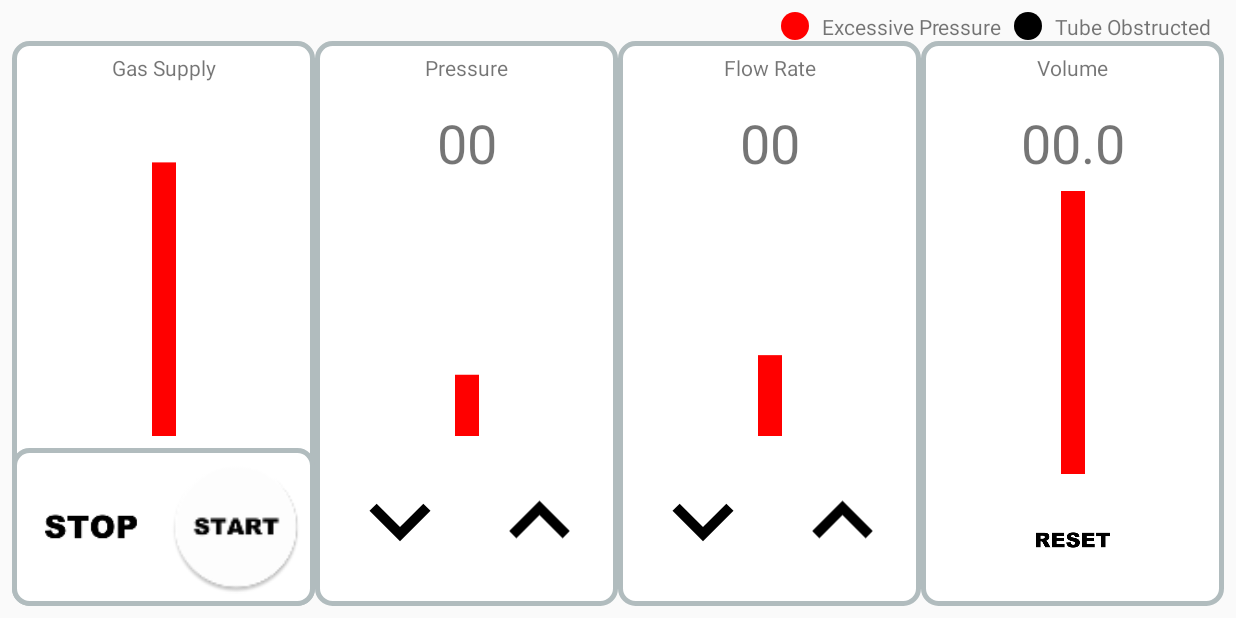
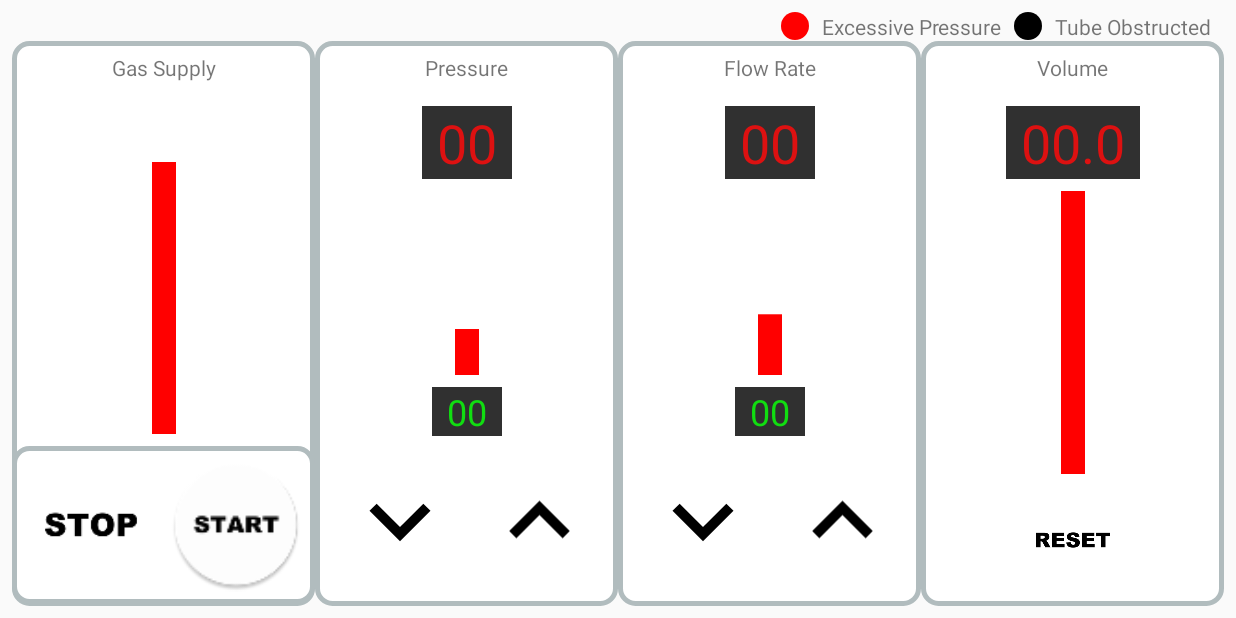
Before and after one commit to petertbdtu/gr09.8-Simulator-til-kirurgisk-traening, an Android app: the ElevInsufflatorActivity screen opened directly, with no data from a screen before it, on a phone screen of 824 x 412 dp (held sideways). Run offline under Robolectric (Android 15) with nearby library versions, the phone set to English and light mode, and no system bars.

Commit message:
Tilføj målværdifelter og lidt farve til insufflator layout
Signed-off-by: petertbdtu <s175210@student.dtu.dk>

```diff
--- a/app/src/main/java/gruppe98/dtu/dk/gr098_simulatortilkirurgisktraening/ElevInsufflatorActivity.java
+++ b/app/src/main/java/gruppe98/dtu/dk/gr098_simulatortilkirurgisktraening/ElevInsufflatorActivity.java
@@ -13,7 +13,7 @@ public class ElevInsufflatorActivity extends AppCompatActivity implements View.O
 
     MeterView gasforsyningMeter, trykMeter, flowrateMeter, volumenMeter;
     LEDView overtrykLed, tubeblokeretLed;
-    TextView trykDisplay, flowrateDisplay, volumenDisplay;
+    TextView trykDisplay, trykMaalDisplay, flowrateDisplay, flowrateMaalDisplay, volumenDisplay;
     ImageView startKnap, stopKnap, incTrykKnap, decTrykKnap, incFlowrateKnap, decFlowrateKnap, resetVolumenKnap;
 
     @Override
@@ -30,10 +30,12 @@ public class ElevInsufflatorActivity extends AppCompatActivity implements View.O
 
         // Tryk
         trykDisplay = findViewById(R.id.trykDisplay);
+        trykMaalDisplay = findViewById(R.id.trykMaalDisplay);
         trykMeter = findViewById(R.id.trykMeter);
 
         // Flowrate
         flowrateDisplay = findViewById(R.id.flowrateDisplay);
+        flowrateMaalDisplay = findViewById(R.id.flowrateMaalDisplay);
         flowrateMeter = findViewById(R.id.flowrateMeter);
 
         // Volumen
--- a/app/src/main/res/layout/activity_elev_insufflator.xml
+++ b/app/src/main/res/layout/activity_elev_insufflator.xml
@@ -14,7 +14,6 @@
         android:layout_marginEnd="8dp"
         app:layout_constraintEnd_toEndOf="parent"
         app:layout_constraintTop_toTopOf="parent">
-        android:background="@drawable/constraint_border"
 
         <gruppe98.dtu.dk.gr098_simulatortilkirurgisktraening.views.LEDView
             android:id="@+id/tubeblokeretLed"
@@ -106,10 +105,10 @@
                 android:id="@+id/clGasforsyningKnapper"
                 android:layout_width="0dp"
                 android:layout_height="wrap_content"
+                android:layout_marginBottom="1dp"
                 android:background="@drawable/constraint_border"
                 app:layout_constraintBottom_toBottomOf="parent"
                 app:layout_constraintEnd_toEndOf="parent"
-                app:layout_constraintHorizontal_bias="0.0"
                 app:layout_constraintStart_toStartOf="parent">
 
 
@@ -126,7 +125,6 @@
                     app:layout_constraintEnd_toEndOf="parent"
                     app:layout_constraintStart_toEndOf="@+id/stopKnap"
                     app:layout_constraintTop_toTopOf="parent"
-                    app:layout_constraintVertical_bias="0.0"
                     app:srcCompat="@mipmap/ic_start_round" />
 
                 <ImageView
@@ -157,8 +155,7 @@
             app:layout_constraintBottom_toBottomOf="parent"
             app:layout_constraintEnd_toStartOf="@+id/clVolumen"
             app:layout_constraintStart_toEndOf="@+id/clTryk"
-            app:layout_constraintTop_toTopOf="parent"
-            app:layout_constraintVertical_bias="0.0">
+            app:layout_constraintTop_toTopOf="parent">
 
             <TextView
                 android:id="@+id/flowrateTitel"
@@ -176,8 +173,11 @@
                 android:layout_width="wrap_content"
                 android:layout_height="wrap_content"
                 android:layout_marginTop="16dp"
-                android:fontFamily="sans-serif"
+                android:background="@color/colorDisplayBackground"
+                android:paddingStart="@dimen/displayPadding"
+                android:paddingEnd="@dimen/displayPadding"
                 android:text="00"
+                android:textColor="@color/colorDisplayRed"
                 android:textSize="36sp"
                 app:layout_constraintEnd_toEndOf="parent"
                 app:layout_constraintStart_toStartOf="parent"
@@ -207,7 +207,6 @@
                     app:layout_constraintEnd_toEndOf="parent"
                     app:layout_constraintStart_toEndOf="@+id/decFlowrateKnap"
                     app:layout_constraintTop_toTopOf="parent"
-                    app:layout_constraintVertical_bias="0.0"
                     app:srcCompat="@drawable/ic_expand_less_black_128dp" />
 
                 <ImageView
@@ -234,10 +233,25 @@
                 android:layout_marginTop="8dp"
                 android:layout_marginEnd="8dp"
                 android:layout_marginBottom="8dp"
-                app:layout_constraintBottom_toTopOf="@+id/clFlowrateKnapper"
+                app:layout_constraintBottom_toTopOf="@+id/flowrateMaalDisplay"
                 app:layout_constraintEnd_toEndOf="parent"
                 app:layout_constraintStart_toStartOf="parent"
                 app:layout_constraintTop_toBottomOf="@+id/flowrateDisplay" />
+
+            <TextView
+                android:id="@+id/flowrateMaalDisplay"
+                android:layout_width="wrap_content"
+                android:layout_height="wrap_content"
+                android:layout_marginBottom="8dp"
+                android:background="@color/colorDisplayBackground"
+                android:paddingStart="@dimen/displayPadding"
+                android:paddingEnd="@dimen/displayPadding"
+                android:text="00"
+                android:textColor="@color/colorDisplayGreen"
+                android:textSize="24sp"
+                app:layout_constraintBottom_toTopOf="@+id/clFlowrateKnapper"
+                app:layout_constraintEnd_toEndOf="parent"
+                app:layout_constraintStart_toStartOf="parent" />
 
         </android.support.constraint.ConstraintLayout>
 
@@ -249,8 +263,7 @@
             app:layout_constraintBottom_toBottomOf="parent"
             app:layout_constraintEnd_toStartOf="@+id/clFlowrate"
             app:layout_constraintStart_toEndOf="@+id/clGasforsyning"
-            app:layout_constraintTop_toTopOf="parent"
-            app:layout_constraintVertical_bias="0.0">
+            app:layout_constraintTop_toTopOf="parent">
 
             <TextView
                 android:id="@+id/trykTitel"
@@ -268,8 +281,12 @@
                 android:layout_width="wrap_content"
                 android:layout_height="wrap_content"
                 android:layout_marginTop="16dp"
+                android:background="@color/colorDisplayBackground"
+                android:paddingStart="@dimen/displayPadding"
+                android:paddingEnd="@dimen/displayPadding"
                 android:text="00"
                 android:textAlignment="center"
+                android:textColor="@color/colorDisplayRed"
                 android:textSize="36sp"
                 app:layout_constraintEnd_toEndOf="parent"
                 app:layout_constraintStart_toStartOf="parent"
@@ -283,7 +300,7 @@
                 android:layout_marginTop="8dp"
                 android:layout_marginEnd="8dp"
                 android:layout_marginBottom="8dp"
-                app:layout_constraintBottom_toTopOf="@+id/clTrykKnapper"
+                app:layout_constraintBottom_toTopOf="@+id/trykMaalDisplay"
                 app:layout_constraintEnd_toEndOf="parent"
                 app:layout_constraintStart_toStartOf="parent"
                 app:layout_constraintTop_toBottomOf="@+id/trykDisplay" />
@@ -313,7 +330,6 @@
                     app:layout_constraintEnd_toEndOf="parent"
                     app:layout_constraintStart_toEndOf="@+id/decTrykKnap"
                     app:layout_constraintTop_toTopOf="parent"
-                    app:layout_constraintVertical_bias="0.0"
                     app:srcCompat="@drawable/ic_expand_less_black_128dp" />
 
                 <ImageView
@@ -331,6 +347,21 @@
                     app:layout_constraintTop_toTopOf="parent"
                     app:srcCompat="@drawable/ic_expand_more_black_128dp" />
             </android.support.constraint.ConstraintLayout>
+
+            <TextView
+                android:id="@+id/trykMaalDisplay"
+                android:layout_width="wrap_content"
+                android:layout_height="wrap_content"
+                android:layout_marginBottom="8dp"
+                android:background="@color/colorDisplayBackground"
+                android:paddingStart="@dimen/displayPadding"
+                android:paddingEnd="@dimen/displayPadding"
+                android:text="00"
+                android:textColor="@color/colorDisplayGreen"
+                android:textSize="24sp"
+                app:layout_constraintBottom_toTopOf="@+id/clTrykKnapper"
+                app:layout_constraintEnd_toEndOf="parent"
+                app:layout_constraintStart_toStartOf="parent" />
 
         </android.support.constraint.ConstraintLayout>
 
@@ -360,8 +391,12 @@
                 android:layout_width="wrap_content"
                 android:layout_height="wrap_content"
                 android:layout_marginTop="16dp"
+                android:background="@color/colorDisplayBackground"
+                android:paddingStart="@dimen/displayPadding"
+                android:paddingEnd="@dimen/displayPadding"
                 android:text="00.0"
                 android:textAlignment="center"
+                android:textColor="@color/colorDisplayRed"
                 android:textSize="36sp"
                 app:layout_constraintEnd_toEndOf="parent"
                 app:layout_constraintStart_toStartOf="parent"
--- a/app/src/main/res/values/colors.xml
+++ b/app/src/main/res/values/colors.xml
@@ -6,4 +6,7 @@
     <color name="colorRed">#F15050</color>
     <color name="colorPrimaryDark">#330022</color>
     <color name="colorAccent">#331144</color>
+    <color name="colorDisplayBackground">#303030</color>
+    <color name="colorDisplayGreen">#11DD11</color>
+    <color name="colorDisplayRed">#DD1111</color>
 </resources>
--- /dev/null
+++ b/app/src/main/res/values/dimens.xml
@@ -0,0 +1,4 @@
+<?xml version="1.0" encoding="utf-8"?>
+<resources>
+    <dimen name="displayPadding">10dp</dimen>
+</resources>
```
